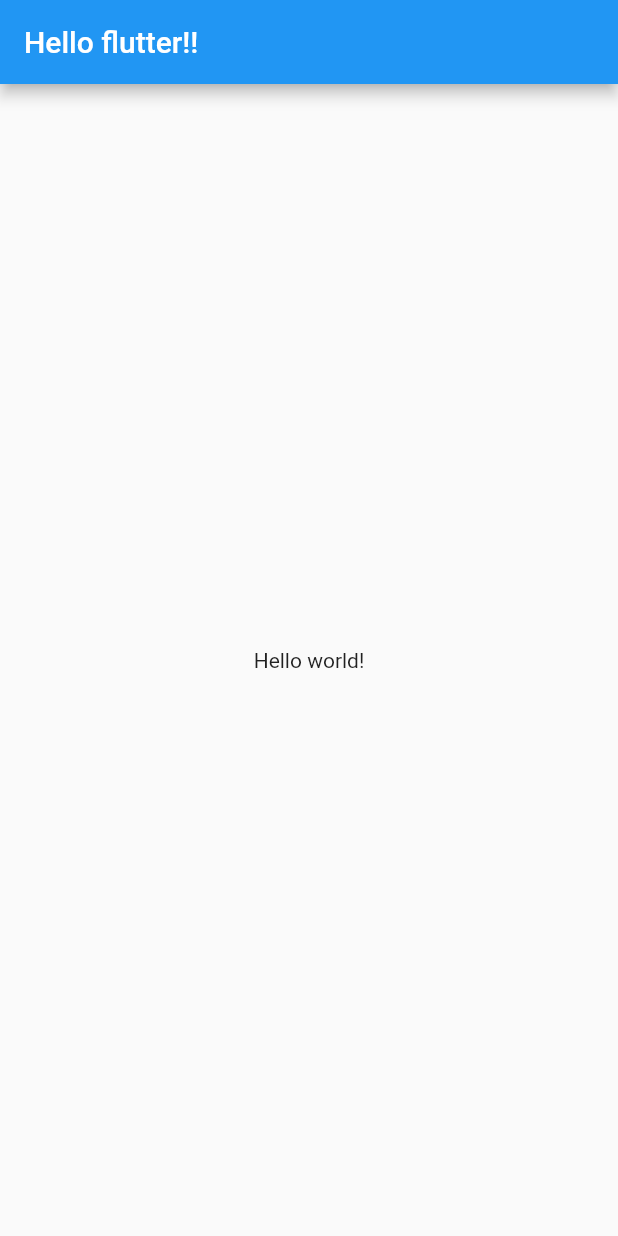
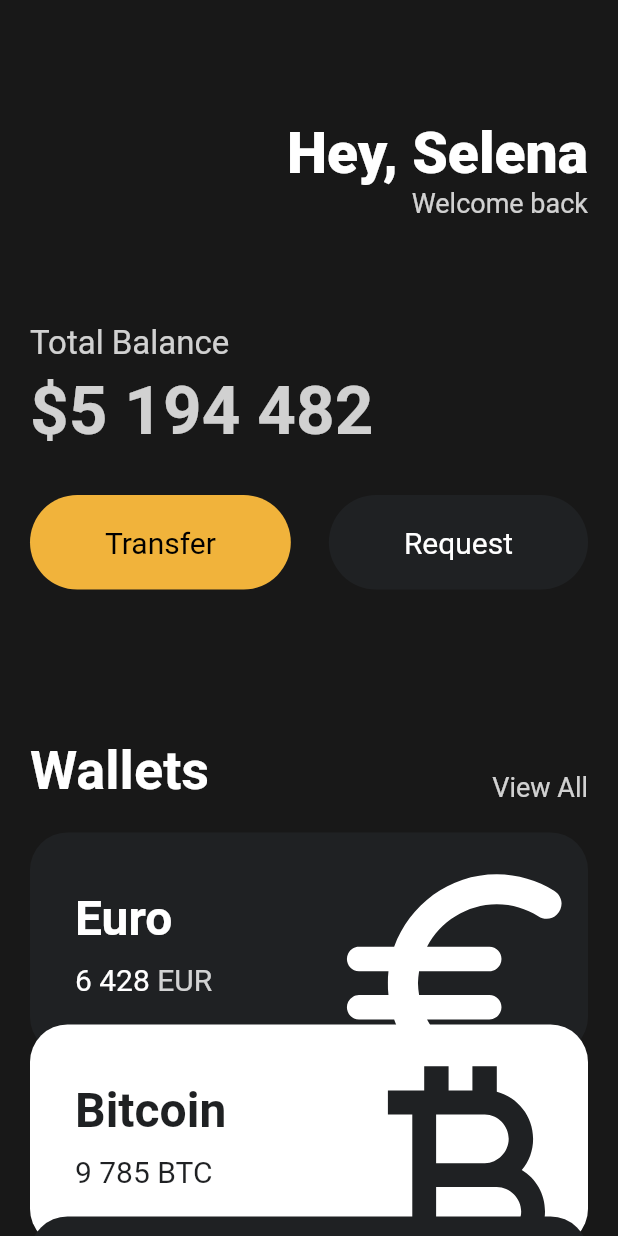
Before and after one commit to gjeon03/flutter-start, a Flutter app: the screen it shows after launch, on a phone screen of 412 x 824 dp. Run offline on Flutter 3.47's test engine with Material 2 defaults, Android fonts, the phone set to English and light mode, and no system bars.

Commit message:
ui challenge

```diff
--- a/lib/main.dart
+++ b/lib/main.dart
@@ -1,19 +1,134 @@
 import 'package:flutter/material.dart';
+import 'package:toonflix/widgets/button.dart';
+import 'package:toonflix/widgets/currency-card.dart';
 
 void main() {
-  runApp(App());
+  runApp(const App());
 }
 
 class App extends StatelessWidget {
+  const App({super.key});
+
   @override
   Widget build(BuildContext context) {
     return MaterialApp(
       home: Scaffold(
-        appBar: AppBar(
-          title: Text('Hello flutter!!'),
-        ),
-        body: Center(
-          child: Text('Hello world!'),
+        backgroundColor: const Color(0xFF181818),
+        body: SingleChildScrollView(
+          child: Padding(
+            padding: const EdgeInsets.symmetric(horizontal: 20),
+            child: Column(
+              crossAxisAlignment: CrossAxisAlignment.start,
+              children: [
+                const SizedBox(
+                  height: 80,
+                ),
+                Row(
+                  mainAxisAlignment: MainAxisAlignment.end,
+                  children: [
+                    Column(
+                      crossAxisAlignment: CrossAxisAlignment.end,
+                      children: [
+                        const Text(
+                          "Hey, Selena",
+                          style: TextStyle(
+                              color: Colors.white,
+                              fontSize: 38,
+                              fontWeight: FontWeight.w800),
+                        ),
+                        Text("Welcome back",
+                            style: TextStyle(
+                                color: Colors.white.withOpacity(0.8),
+                                fontSize: 18))
+                      ],
+                    )
+                  ],
+                ),
+                const SizedBox(
+                  height: 70,
+                ),
+                Text(
+                  'Total Balance',
+                  style: TextStyle(
+                      fontSize: 22, color: Colors.white.withOpacity(0.8)),
+                ),
+                const SizedBox(
+                  height: 5,
+                ),
+                Text(
+                  '\$5 194 482',
+                  style: TextStyle(
+                      fontSize: 45,
+                      fontWeight: FontWeight.w600,
+                      color: Colors.white.withOpacity(0.8)),
+                ),
+                const SizedBox(
+                  height: 30,
+                ),
+                Row(
+                  mainAxisAlignment: MainAxisAlignment.spaceBetween,
+                  children: const [
+                    Button(
+                        text: "Transfer",
+                        bgColor: Color(0xFFF1B33B),
+                        textColor: Colors.black),
+                    Button(
+                        text: "Request",
+                        bgColor: Color(0xFF1F2123),
+                        textColor: Colors.white),
+                  ],
+                ),
+                const SizedBox(
+                  height: 100,
+                ),
+                Row(
+                  crossAxisAlignment: CrossAxisAlignment.end,
+                  mainAxisAlignment: MainAxisAlignment.spaceBetween,
+                  children: [
+                    const Text(
+                      "Wallets",
+                      style: TextStyle(
+                          color: Colors.white,
+                          fontSize: 36,
+                          fontWeight: FontWeight.w600),
+                    ),
+                    Text(
+                      "View All",
+                      style: TextStyle(
+                          color: Colors.white.withOpacity(0.8), fontSize: 18),
+                    )
+                  ],
+                ),
+                const SizedBox(
+                  height: 20,
+                ),
+                const CurrencyCard(
+                  name: 'Euro',
+                  code: 'EUR',
+                  amount: '6 428',
+                  icon: Icons.euro_rounded,
+                  isInverted: false,
+                  order: 1,
+                ),
+                const CurrencyCard(
+                  name: 'Bitcoin',
+                  code: 'BTC',
+                  amount: '9 785',
+                  icon: Icons.currency_bitcoin,
+                  isInverted: true,
+                  order: 2,
+                ),
+                const CurrencyCard(
+                  name: 'Dollar',
+                  code: 'USD',
+                  amount: '428',
+                  icon: Icons.attach_money_outlined,
+                  isInverted: false,
+                  order: 3,
+                ),
+              ],
+            ),
+          ),
         ),
       ),
     );
--- /dev/null
+++ b/lib/widgets/button.dart
@@ -0,0 +1,28 @@
+import 'package:flutter/material.dart';
+
+class Button extends StatelessWidget {
+  final String text;
+  final Color bgColor;
+  final Color textColor;
+
+  const Button({
+    super.key,
+    required this.text,
+    required this.bgColor,
+    required this.textColor,
+  });
+
+  @override
+  Widget build(BuildContext context) {
+    return Container(
+      decoration: BoxDecoration(
+          color: bgColor, borderRadius: BorderRadius.circular(45)),
+      child: Padding(
+          padding: const EdgeInsets.symmetric(vertical: 20, horizontal: 50),
+          child: Text(
+            text,
+            style: TextStyle(color: textColor, fontSize: 20),
+          )),
+    );
+  }
+}
--- /dev/null
+++ b/lib/widgets/currency-card.dart
@@ -0,0 +1,94 @@
+import 'package:flutter/material.dart';
+
+class CurrencyCard extends StatelessWidget {
+  final String name, code, amount;
+  final IconData icon;
+  final bool isInverted;
+  final double order;
+
+  final _blackColor = const Color(0xFF1F2123);
+
+  const CurrencyCard({
+    super.key,
+    required this.name,
+    required this.code,
+    required this.amount,
+    required this.icon,
+    required this.isInverted,
+    required this.order,
+  });
+
+  @override
+  Widget build(BuildContext context) {
+    return Transform.translate(
+      offset: Offset(
+        0,
+        (order - 1) * -20,
+      ),
+      child: Container(
+        clipBehavior: Clip.hardEdge,
+        decoration: BoxDecoration(
+          color: isInverted ? Colors.white : _blackColor,
+          borderRadius: BorderRadius.circular(25),
+        ),
+        child: Padding(
+          padding: const EdgeInsets.all(30),
+          child: Row(
+            mainAxisAlignment: MainAxisAlignment.spaceBetween,
+            children: [
+              Column(
+                crossAxisAlignment: CrossAxisAlignment.start,
+                children: [
+                  Text(
+                    name,
+                    style: TextStyle(
+                        color: isInverted ? _blackColor : Colors.white,
+                        fontSize: 32,
+                        fontWeight: FontWeight.w600),
+                  ),
+                  const SizedBox(
+                    height: 10,
+                  ),
+                  Row(
+                    children: [
+                      Text(
+                        amount,
+                        style: TextStyle(
+                          color: isInverted ? _blackColor : Colors.white,
+                          fontSize: 20,
+                        ),
+                      ),
+                      const SizedBox(
+                        width: 5,
+                      ),
+                      Text(
+                        code,
+                        style: TextStyle(
+                          color: isInverted
+                              ? _blackColor
+                              : Colors.white.withOpacity(0.8),
+                          fontSize: 20,
+                        ),
+                      ),
+                    ],
+                  )
+                ],
+              ),
+              Transform.scale(
+                scale: 2.2,
+                child: Transform.translate(
+                  offset: const Offset(-5, 12),
+                  child: Icon(
+                    icon,
+                    color: isInverted ? _blackColor : Colors.white,
+                    size: 88,
+                  ),
+                ),
+              )
+            ],
+          ),
+        ),
+      ),
+    );
+  }
+}
```
Also changed, not shown: 1 other file.
